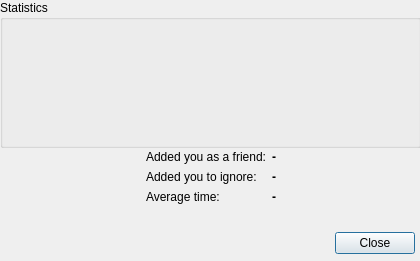
Old version of the form ui/my_stats.ui in the repository gitter-badger/simplechatclient.
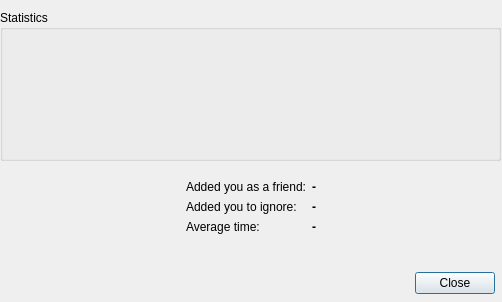
New version of the form. Icons and pictures are not drawn.

```diff
--- a/ui/my_stats.ui
+++ b/ui/my_stats.ui
@@ -6,20 +6,20 @@
    <rect>
     <x>0</x>
     <y>0</y>
-    <width>420</width>
-    <height>261</height>
+    <width>502</width>
+    <height>302</height>
    </rect>
   </property>
   <property name="minimumSize">
    <size>
-    <width>420</width>
-    <height>261</height>
+    <width>502</width>
+    <height>302</height>
    </size>
   </property>
   <property name="maximumSize">
    <size>
-    <width>420</width>
-    <height>261</height>
+    <width>502</width>
+    <height>302</height>
    </size>
   </property>
   <property name="windowTitle">
@@ -32,8 +32,8 @@
   <widget class="QDialogButtonBox" name="buttonBox">
    <property name="geometry">
     <rect>
-     <x>330</x>
-     <y>230</y>
+     <x>410</x>
+     <y>270</y>
      <width>85</width>
      <height>27</height>
     </rect>
@@ -49,9 +49,9 @@
    <property name="geometry">
     <rect>
      <x>0</x>
-     <y>0</y>
-     <width>421</width>
-     <height>148</height>
+     <y>10</y>
+     <width>501</width>
+     <height>151</height>
     </rect>
    </property>
    <property name="minimumSize">
@@ -68,7 +68,7 @@
      <rect>
       <x>10</x>
       <y>30</y>
-      <width>401</width>
+      <width>481</width>
       <height>101</height>
      </rect>
     </property>
@@ -109,8 +109,8 @@
    <property name="geometry">
     <rect>
      <x>10</x>
-     <y>150</y>
-     <width>401</width>
+     <y>180</y>
+     <width>481</width>
      <height>67</height>
     </rect>
    </property>
```
